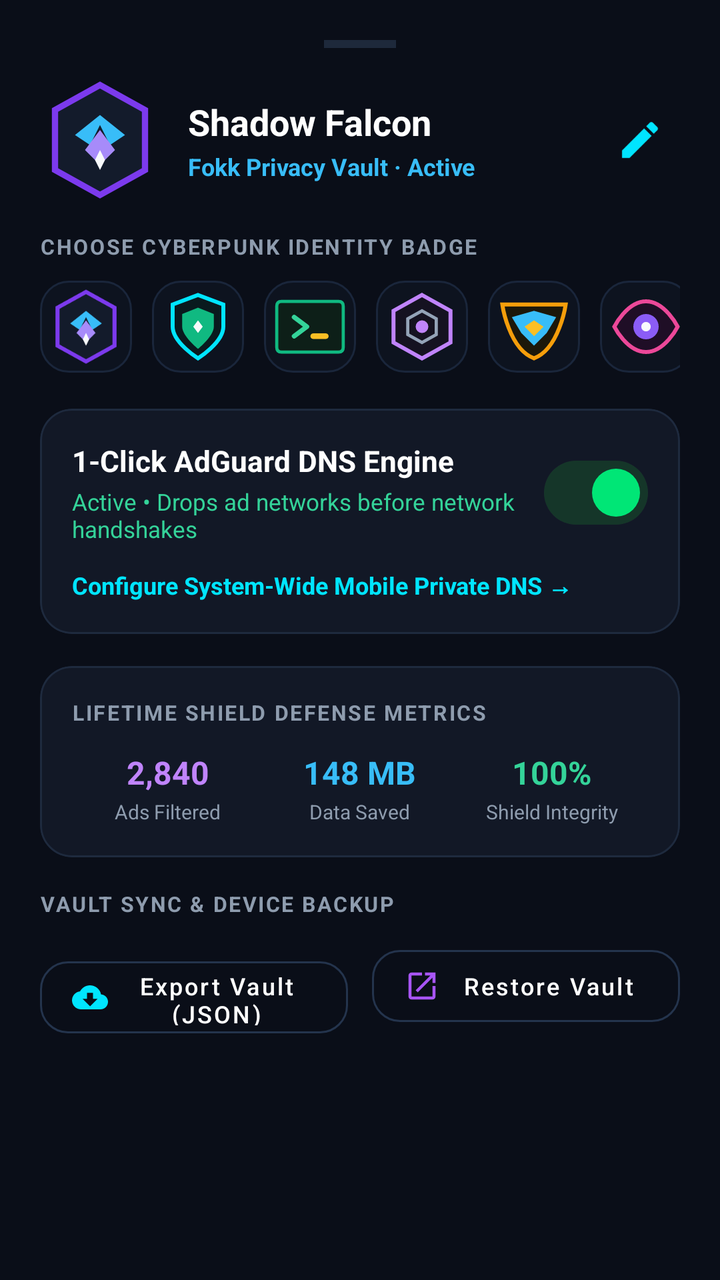
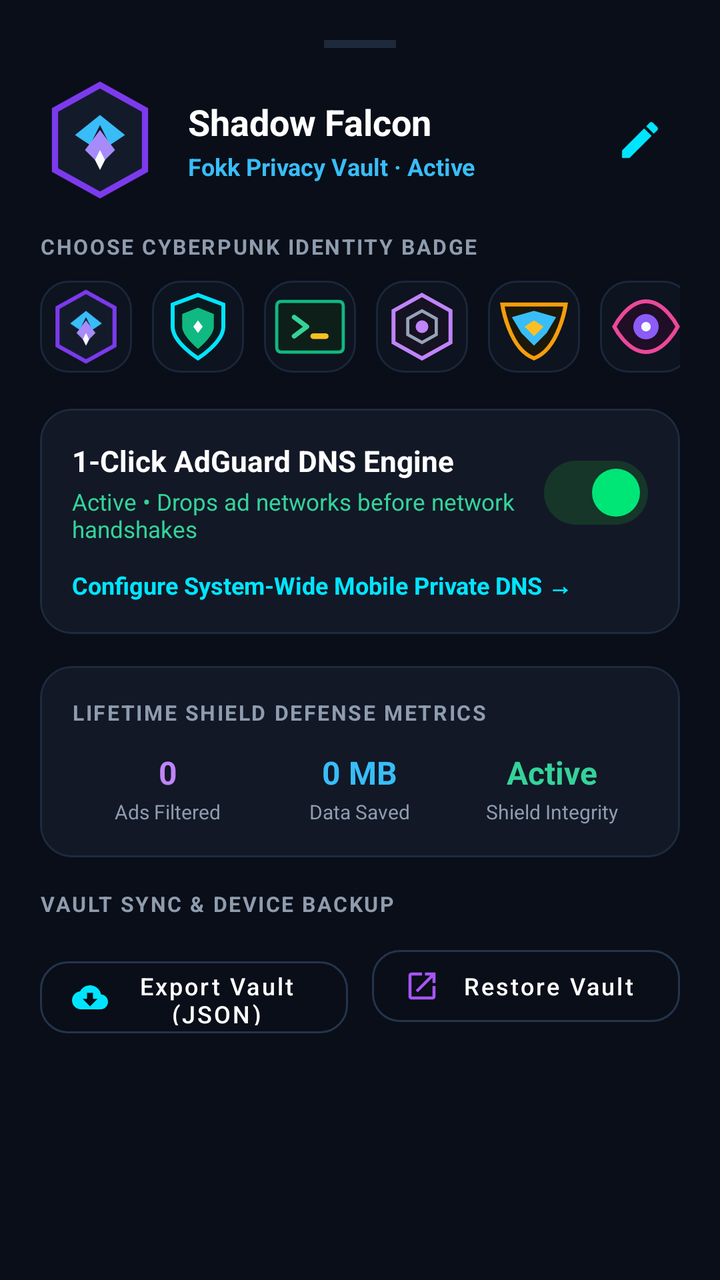

Compare the two renders of this Android layout. The source of the first and the diff that turns it into the second are given below.
<!-- AndroidManifest.xml: application theme Theme.AdShield -->
<!-- res/layout/sheet_privacy_account.xml -->
<?xml version="1.0" encoding="utf-8"?>
<androidx.core.widget.NestedScrollView xmlns:android="http://schemas.android.com/apk/res/android"
    xmlns:app="http://schemas.android.com/apk/res-auto"
    android:layout_width="match_parent"
    android:layout_height="wrap_content"
    android:background="#0A0E18"
    android:fillViewport="true">

    <LinearLayout
        android:layout_width="match_parent"
        android:layout_height="wrap_content"
        android:orientation="vertical"
        android:padding="20dp">

        
        <View
            android:layout_width="36dp"
            android:layout_height="4dp"
            android:layout_gravity="center_horizontal"
            android:layout_marginBottom="16dp"
            android:background="#1E293B" />

        
        <LinearLayout
            android:layout_width="match_parent"
            android:layout_height="wrap_content"
            android:gravity="center_vertical"
            android:orientation="horizontal"
            android:layout_marginBottom="16dp">

            <ImageView
                android:id="@+id/imgAccountAvatar"
                android:layout_width="60dp"
                android:layout_height="60dp"
                android:src="@drawable/ic_avatar_falcon"
                android:contentDescription="Active Avatar" />

            <LinearLayout
                android:layout_width="0dp"
                android:layout_height="wrap_content"
                android:layout_marginStart="14dp"
                android:layout_weight="1"
                android:orientation="vertical">

                <TextView
                    android:id="@+id/textAccountAlias"
                    android:layout_width="wrap_content"
                    android:layout_height="wrap_content"
                    android:text="Shadow Falcon"
                    android:textColor="@color/text_primary"
                    android:textSize="18sp"
                    android:textStyle="bold" />

                <TextView
                    android:id="@+id/textAccountStatus"
                    android:layout_width="wrap_content"
                    android:layout_height="wrap_content"
                    android:layout_marginTop="2dp"
                    android:text="Fokk Privacy Vault · Active"
                    android:textColor="#38BDF8"
                    android:textSize="12sp"
                    android:textStyle="bold" />
            </LinearLayout>

            <ImageButton
                android:id="@+id/btnEditAlias"
                android:layout_width="40dp"
                android:layout_height="40dp"
                android:background="?attr/selectableItemBackgroundBorderless"
                android:src="@drawable/ic_edit"
                app:tint="@color/fokk_cyan"
                android:contentDescription="Edit Name" />
        </LinearLayout>

        
        <TextView
            android:layout_width="wrap_content"
            android:layout_height="wrap_content"
            android:layout_marginBottom="10dp"
            android:text="CHOOSE CYBERPUNK IDENTITY BADGE"
            android:textColor="@color/text_secondary"
            android:textSize="10.5sp"
            android:textStyle="bold"
            android:letterSpacing="0.08" />

        <HorizontalScrollView
            android:layout_width="match_parent"
            android:layout_height="wrap_content"
            android:scrollbars="none"
            android:layout_marginBottom="18dp">

            <LinearLayout
                android:layout_width="wrap_content"
                android:layout_height="wrap_content"
                android:gravity="center_vertical"
                android:orientation="horizontal">

                <ImageView
                    android:id="@+id/optAvatarFalcon"
                    android:layout_width="46dp"
                    android:layout_height="46dp"
                    android:layout_marginEnd="10dp"
                    android:background="@drawable/bg_stat_chip"
                    android:padding="4dp"
                    android:src="@drawable/ic_avatar_falcon" />

                <ImageView
                    android:id="@+id/optAvatarAegis"
                    android:layout_width="46dp"
                    android:layout_height="46dp"
                    android:layout_marginEnd="10dp"
                    android:background="@drawable/bg_stat_chip"
                    android:padding="4dp"
                    android:src="@drawable/ic_avatar_aegis" />

                <ImageView
                    android:id="@+id/optAvatarTerminal"
                    android:layout_width="46dp"
                    android:layout_height="46dp"
                    android:layout_marginEnd="10dp"
                    android:background="@drawable/bg_stat_chip"
                    android:padding="4dp"
                    android:src="@drawable/ic_avatar_terminal" />

                <ImageView
                    android:id="@+id/optAvatarVault"
                    android:layout_width="46dp"
                    android:layout_height="46dp"
                    android:layout_marginEnd="10dp"
                    android:background="@drawable/bg_stat_chip"
                    android:padding="4dp"
                    android:src="@drawable/ic_avatar_vault" />

                <ImageView
                    android:id="@+id/optAvatarValkyrie"
                    android:layout_width="46dp"
                    android:layout_height="46dp"
                    android:layout_marginEnd="10dp"
                    android:background="@drawable/bg_stat_chip"
                    android:padding="4dp"
                    android:src="@drawable/ic_avatar_valkyrie" />

                <ImageView
                    android:id="@+id/optAvatarSpectre"
                    android:layout_width="46dp"
                    android:layout_height="46dp"
                    android:layout_marginEnd="10dp"
                    android:background="@drawable/bg_stat_chip"
                    android:padding="4dp"
                    android:src="@drawable/ic_avatar_spectre" />

                <com.google.android.material.button.MaterialButton
                    android:id="@+id/btnUploadCustomAvatar"
                    style="@style/Widget.MaterialComponents.Button.OutlinedButton"
                    android:layout_width="wrap_content"
                    android:layout_height="44dp"
                    android:text="Upload Photo"
                    android:textAllCaps="false"
                    android:textColor="@color/fokk_cyan"
                    android:textSize="12sp"
                    app:cornerRadius="12dp"
                    app:icon="@drawable/ic_add"
                    app:iconTint="@color/fokk_cyan"
                    app:strokeColor="#24344D" />
            </LinearLayout>
        </HorizontalScrollView>

        
        <com.google.android.material.card.MaterialCardView
            android:layout_width="match_parent"
            android:layout_height="wrap_content"
            android:layout_marginBottom="16dp"
            app:cardBackgroundColor="#121826"
            app:cardCornerRadius="16dp"
            app:cardElevation="0dp"
            app:strokeColor="#1E2A3E"
            app:strokeWidth="1dp">

            <LinearLayout
                android:layout_width="match_parent"
                android:layout_height="wrap_content"
                android:orientation="vertical"
                android:padding="16dp">

                <RelativeLayout
                    android:layout_width="match_parent"
                    android:layout_height="wrap_content">

                    <LinearLayout
                        android:layout_width="match_parent"
                        android:layout_height="wrap_content"
                        android:layout_toStartOf="@id/switchEliteDns"
                        android:orientation="vertical">

                        <TextView
                            android:layout_width="wrap_content"
                            android:layout_height="wrap_content"
                            android:text="1-Click AdGuard DNS Engine"
                            android:textColor="@color/text_primary"
                            android:textSize="14.5sp"
                            android:textStyle="bold" />

                        <TextView
                            android:id="@+id/textEliteDnsStatus"
                            android:layout_width="wrap_content"
                            android:layout_height="wrap_content"
                            android:layout_marginTop="3dp"
                            android:text="Active • Drops ad networks before network handshakes"
                            android:textColor="#34D399"
                            android:textSize="11.5sp" />
                    </LinearLayout>

                    <com.google.android.material.materialswitch.MaterialSwitch
                        android:id="@+id/switchEliteDns"
                        android:layout_width="wrap_content"
                        android:layout_height="wrap_content"
                        android:layout_alignParentEnd="true"
                        android:layout_centerVertical="true"
                        android:checked="true"
                        app:thumbTint="@color/fokk_green"
                        app:trackTint="#153629" />
                </RelativeLayout>

                <TextView
                    android:id="@+id/btnOpenPrivateDnsHub"
                    android:layout_width="wrap_content"
                    android:layout_height="wrap_content"
                    android:layout_marginTop="12dp"
                    android:background="?attr/selectableItemBackground"
                    android:clickable="true"
                    android:focusable="true"
                    android:text="Configure System-Wide Mobile Private DNS →"
                    android:textColor="@color/fokk_cyan"
                    android:textSize="12sp"
                    android:textStyle="bold" />
            </LinearLayout>
        </com.google.android.material.card.MaterialCardView>

        
        <com.google.android.material.card.MaterialCardView
            android:layout_width="match_parent"
            android:layout_height="wrap_content"
            android:layout_marginBottom="16dp"
            app:cardBackgroundColor="#121826"
            app:cardCornerRadius="16dp"
            app:cardElevation="0dp"
            app:strokeColor="#1E2A3E"
            app:strokeWidth="1dp">

            <LinearLayout
                android:layout_width="match_parent"
                android:layout_height="wrap_content"
                android:orientation="vertical"
                android:padding="16dp">

                <TextView
                    android:layout_width="wrap_content"
                    android:layout_height="wrap_content"
                    android:text="LIFETIME SHIELD DEFENSE METRICS"
                    android:textColor="@color/text_secondary"
                    android:textSize="10.5sp"
                    android:textStyle="bold"
                    android:letterSpacing="0.08" />

                <LinearLayout
                    android:layout_width="match_parent"
                    android:layout_height="wrap_content"
                    android:layout_marginTop="12dp"
                    android:orientation="horizontal"
                    android:weightSum="3">

                    <LinearLayout
                        android:layout_width="0dp"
                        android:layout_height="wrap_content"
                        android:layout_weight="1"
                        android:gravity="center"
                        android:orientation="vertical">

                        <TextView
                            android:id="@+id/statTotalBlocked"
                            android:layout_width="wrap_content"
                            android:layout_height="wrap_content"
                            android:text="2,840"
                            android:textColor="#C084FC"
                            android:textSize="16sp"
                            android:textStyle="bold" />

                        <TextView
                            android:layout_width="wrap_content"
                            android:layout_height="wrap_content"
                            android:layout_marginTop="2dp"
                            android:text="Ads Filtered"
                            android:textColor="@color/text_secondary"
                            android:textSize="10sp" />
                    </LinearLayout>

                    <LinearLayout
                        android:layout_width="0dp"
                        android:layout_height="wrap_content"
                        android:layout_weight="1"
                        android:gravity="center"
                        android:orientation="vertical">

                        <TextView
                            android:id="@+id/statDataSaved"
                            android:layout_width="wrap_content"
                            android:layout_height="wrap_content"
                            android:text="148 MB"
                            android:textColor="#38BDF8"
                            android:textSize="16sp"
                            android:textStyle="bold" />

                        <TextView
                            android:layout_width="wrap_content"
                            android:layout_height="wrap_content"
                            android:layout_marginTop="2dp"
                            android:text="Data Saved"
                            android:textColor="@color/text_secondary"
                            android:textSize="10sp" />
                    </LinearLayout>

                    <LinearLayout
                        android:layout_width="0dp"
                        android:layout_height="wrap_content"
                        android:layout_weight="1"
                        android:gravity="center"
                        android:orientation="vertical">

                        <TextView
                            android:id="@+id/statShieldHealth"
                            android:layout_width="wrap_content"
                            android:layout_height="wrap_content"
                            android:text="100%"
                            android:textColor="#34D399"
                            android:textSize="16sp"
                            android:textStyle="bold" />

                        <TextView
                            android:layout_width="wrap_content"
                            android:layout_height="wrap_content"
                            android:layout_marginTop="2dp"
                            android:text="Shield Integrity"
                            android:textColor="@color/text_secondary"
                            android:textSize="10sp" />
                    </LinearLayout>
                </LinearLayout>
            </LinearLayout>
        </com.google.android.material.card.MaterialCardView>

        
        <TextView
            android:layout_width="wrap_content"
            android:layout_height="wrap_content"
            android:layout_marginBottom="10dp"
            android:text="VAULT SYNC &amp; DEVICE BACKUP"
            android:textColor="@color/text_secondary"
            android:textSize="10.5sp"
            android:textStyle="bold"
            android:letterSpacing="0.08" />

        <LinearLayout
            android:layout_width="match_parent"
            android:layout_height="wrap_content"
            android:orientation="horizontal"
            android:weightSum="2">

            
            <com.google.android.material.button.MaterialButton
                android:id="@+id/btnExportVault"
                style="@style/Widget.MaterialComponents.Button.OutlinedButton"
                android:layout_width="0dp"
                android:layout_height="48dp"
                android:layout_weight="1"
                android:layout_marginEnd="6dp"
                android:text="Export Vault (JSON)"
                android:textAllCaps="false"
                android:textColor="@color/text_primary"
                android:textSize="12sp"
                app:cornerRadius="14dp"
                app:icon="@drawable/ic_download"
                app:iconTint="@color/fokk_cyan"
                app:strokeColor="#24344D" />

            
            <com.google.android.material.button.MaterialButton
                android:id="@+id/btnImportVault"
                style="@style/Widget.MaterialComponents.Button.OutlinedButton"
                android:layout_width="0dp"
                android:layout_height="48dp"
                android:layout_weight="1"
                android:layout_marginStart="6dp"
                android:text="Restore Vault"
                android:textAllCaps="false"
                android:textColor="@color/text_primary"
                android:textSize="12sp"
                app:cornerRadius="14dp"
                app:icon="@drawable/ic_launch"
                app:iconTint="@color/fokk_purple"
                app:strokeColor="#24344D" />
        </LinearLayout>

    </LinearLayout>
</androidx.core.widget.NestedScrollView>
<!-- resources referenced by this layout -->
<resources>
  <color name="fokk_cyan">#00E5FF</color>
  <color name="fokk_green">#00E676</color>
  <color name="fokk_purple">#A855F7</color>
  <color name="text_primary">#FFFFFF</color>
  <color name="text_secondary">#8E9CAE</color>
  <!-- drawable bg_stat_chip (drawable) -->
  <?xml version="1.0" encoding="utf-8"?>
  <shape xmlns:android="http://schemas.android.com/apk/res/android"
      android:shape="rectangle">
      <corners android:radius="14dp" />
      <solid android:color="#0D131F" />
      <stroke
          android:width="1dp"
          android:color="#1A263B" />
  </shape>
  <!-- drawable ic_add (drawable) -->
  <vector xmlns:android="http://schemas.android.com/apk/res/android"
      android:width="24dp"
      android:height="24dp"
      android:viewportWidth="24"
      android:viewportHeight="24">
      <path
          android:fillColor="#FFFFFF"
          android:pathData="M19,13h-6v6h-2v-6H5v-2h6V5h2v6h6v2z"/>
  </vector>
  <!-- drawable ic_avatar_valkyrie (drawable) -->
  <vector xmlns:android="http://schemas.android.com/apk/res/android"
      android:width="48dp"
      android:height="48dp"
      android:viewportWidth="48"
      android:viewportHeight="48">
      <path
          android:fillColor="#1C180A"
          android:pathData="M4,10 L44,10 C44,10 40,38 24,44 C8,38 4,10 4,10 Z" />
      <path
          android:strokeColor="#F59E0B"
          android:strokeWidth="2.5"
          android:fillColor="#00000000"
          android:pathData="M4,10 L44,10 C44,10 40,38 24,44 C8,38 4,10 4,10 Z" />
      <path
          android:fillColor="#38BDF8"
          android:pathData="M24,14 L38,18 L32,28 L24,36 L16,28 L10,18 Z" />
      <path
          android:fillColor="#FBBF24"
          android:pathData="M24,20 L30,24 L24,30 L18,24 Z" />
  </vector>
  <!-- drawable ic_download (drawable) -->
  <vector xmlns:android="http://schemas.android.com/apk/res/android"
      android:width="24dp"
      android:height="24dp"
      android:viewportWidth="24"
      android:viewportHeight="24">
    <path
        android:fillColor="#FFFFFF"
        android:pathData="M19.35,10.04C18.67,6.59 15.64,4 12,4 9.11,4 6.6,5.64 5.35,8.04 2.34,8.36 0,10.91 0,14c0,3.31 2.69,6 6,6h13c2.76,0 5,-2.24 5,-5 0,-2.64 -2.05,-4.78 -4.65,-4.96zM17,13l-5,5 -5,-5h3V9h4v4h3z"/>
  </vector>
  <!-- drawable ic_edit (drawable) -->
  <vector xmlns:android="http://schemas.android.com/apk/res/android"
      android:width="24dp"
      android:height="24dp"
      android:viewportWidth="24"
      android:viewportHeight="24">
    <path
        android:fillColor="#FFFFFFFF"
        android:pathData="M3,17.25V21h3.75L17.81,9.94l-3.75,-3.75L3,17.25zM20.71,7.04c0.39,-0.39 0.39,-1.02 0,-1.41l-2.34,-2.34c-0.39,-0.39 -1.02,-0.39 -1.41,0l-1.83,1.83 3.75,3.75 1.83,-1.83z"/>
  </vector>
  <!-- drawable ic_launch (drawable) -->
  <vector xmlns:android="http://schemas.android.com/apk/res/android"
      android:width="24dp"
      android:height="24dp"
      android:viewportWidth="24"
      android:viewportHeight="24">
    <path
        android:fillColor="#00B0FF"
        android:pathData="M19,19H5V5h7V3H5c-1.11,0 -2,0.9 -2,2v14c0,1.1 0.89,2 2,2h14c1.1,0 2,-0.9 2,-2v-7h-2v7zM14,3v2h3.59l-9.83,9.83 1.41,1.41L19,6.41V10h2V3h-7z"/>
  </vector>
  <style name="Theme.AdShield" parent="Theme.Material3.Dark.NoActionBar">
          <item name="colorPrimary">@color/secondary</item>
          <item name="colorSecondary">@color/accent_green</item>
          <item name="android:statusBarColor">@color/background_dark</item>
          <item name="android:navigationBarColor">@color/background_dark</item>
          <item name="android:windowBackground">@color/background_dark</item>
      </style>
  <color name="secondary">#00E5FF</color>
  <color name="accent_green">#00E676</color>
  <color name="background_dark">#090D14</color>
  <!-- unchanged entries left out for length: 5 -->
</resources>

<!-- the commit's change to res/layout/sheet_privacy_account.xml (unified diff, before → after) -->
@@ -280,7 +280,7 @@
                             android:id="@+id/statTotalBlocked"
                             android:layout_width="wrap_content"
                             android:layout_height="wrap_content"
-                            android:text="2,840"
+                            android:text="0"
                             android:textColor="#C084FC"
                             android:textSize="16sp"
                             android:textStyle="bold" />
@@ -305,7 +305,7 @@
                             android:id="@+id/statDataSaved"
                             android:layout_width="wrap_content"
                             android:layout_height="wrap_content"
-                            android:text="148 MB"
+                            android:text="0 MB"
                             android:textColor="#38BDF8"
                             android:textSize="16sp"
                             android:textStyle="bold" />
@@ -330,7 +330,7 @@
                             android:id="@+id/statShieldHealth"
                             android:layout_width="wrap_content"
                             android:layout_height="wrap_content"
-                            android:text="100%"
+                            android:text="Active"
                             android:textColor="#34D399"
                             android:textSize="16sp"
                             android:textStyle="bold" />
